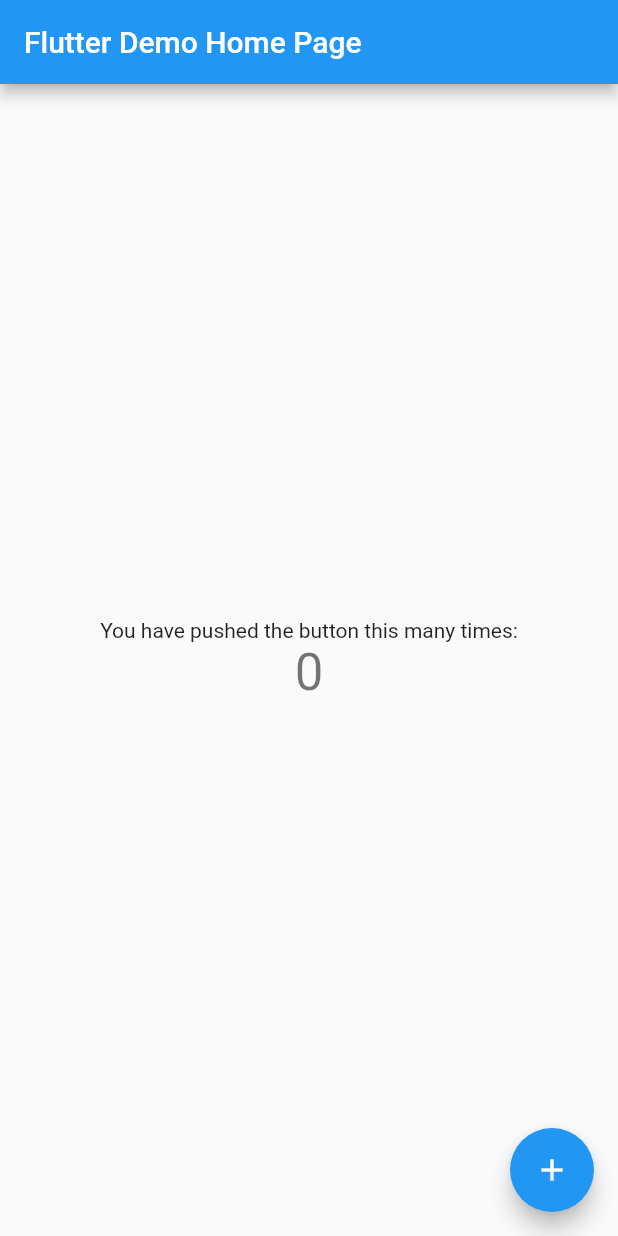
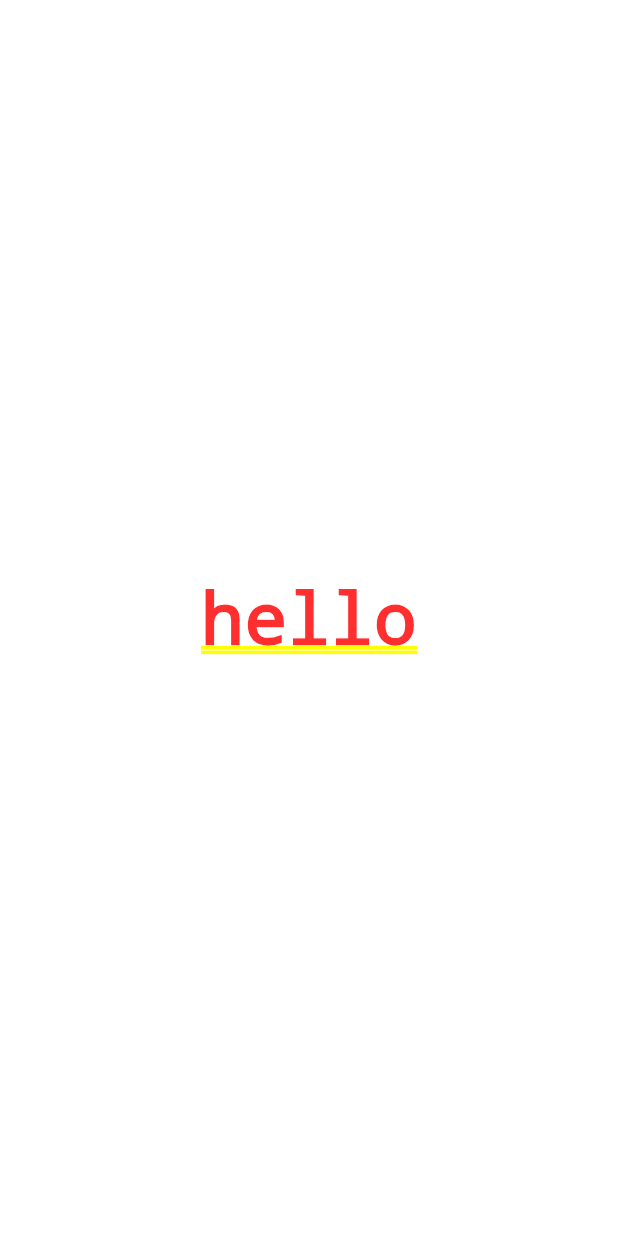
Before and after one commit to Adi1807/weZyou, a Flutter app: the screen it shows after launch, on a phone screen of 412 x 824 dp. Run offline on Flutter 3.47's test engine with Material 2 defaults, Android fonts, the phone set to English and light mode, and no system bars.

Commit message:
splash_screen_demo

```diff
--- /dev/null
+++ b/lib/UI/splash_screen/splash.dart
@@ -0,0 +1,14 @@
+import 'package:flutter/material.dart';
+
+class Splash extends StatelessWidget {
+  const Splash({Key? key}) : super(key: key);
+
+  @override
+  Widget build(BuildContext context) {
+    return Container(
+      child: const Center(
+        child: Text('hello'),
+      ),
+    );
+  }
+}
--- a/lib/main.dart
+++ b/lib/main.dart
@@ -1,115 +1,17 @@
 import 'package:flutter/material.dart';
+import 'package:we_z_you/UI/splash_screen/splash.dart';
 
-void main() {
-  runApp(const MyApp());
+void main(List<String> args) {
+  runApp(MyApp());
 }
 
 class MyApp extends StatelessWidget {
   const MyApp({Key? key}) : super(key: key);
 
-  // This widget is the root of your application.
   @override
   Widget build(BuildContext context) {
-    return MaterialApp(
-      title: 'Flutter Demo',
-      theme: ThemeData(
-        // This is the theme of your application.
-        //
-        // Try running your application with "flutter run". You'll see the
-        // application has a blue toolbar. Then, without quitting the app, try
-        // changing the primarySwatch below to Colors.green and then invoke
-        // "hot reload" (press "r" in the console where you ran "flutter run",
-        // or simply save your changes to "hot reload" in a Flutter IDE).
-        // Notice that the counter didn't reset back to zero; the application
-        // is not restarted.
-        primarySwatch: Colors.blue,
-      ),
-      home: const MyHomePage(title: 'Flutter Demo Home Page'),
+    return const MaterialApp(
+      home: Splash(),
     );
   }
 }
-
-class MyHomePage extends StatefulWidget {
-  const MyHomePage({Key? key, required this.title}) : super(key: key);
-
-  // This widget is the home page of your application. It is stateful, meaning
-  // that it has a State object (defined below) that contains fields that affect
-  // how it looks.
-
-  // This class is the configuration for the state. It holds the values (in this
-  // case the title) provided by the parent (in this case the App widget) and
-  // used by the build method of the State. Fields in a Widget subclass are
-  // always marked "final".
-
-  final String title;
-
-  @override
-  State<MyHomePage> createState() => _MyHomePageState();
-}
-
-class _MyHomePageState extends State<MyHomePage> {
-  int _counter = 0;
-
-  void _incrementCounter() {
-    setState(() {
-      // This call to setState tells the Flutter framework that something has
-      // changed in this State, which causes it to rerun the build method below
-      // so that the display can reflect the updated values. If we changed
-      // _counter without calling setState(), then the build method would not be
-      // called again, and so nothing would appear to happen.
-      _counter++;
-    });
-  }
-
-  @override
-  Widget build(BuildContext context) {
-    // This method is rerun every time setState is called, for instance as done
-    // by the _incrementCounter method above.
-    //
-    // The Flutter framework has been optimized to make rerunning build methods
-    // fast, so that you can just rebuild anything that needs updating rather
-    // than having to individually change instances of widgets.
-    return Scaffold(
-      appBar: AppBar(
-        // Here we take the value from the MyHomePage object that was created by
-        // the App.build method, and use it to set our appbar title.
-        title: Text(widget.title),
-      ),
-      body: Center(
-        // Center is a layout widget. It takes a single child and positions it
-        // in the middle of the parent.
-        child: Column(
-          // Column is also a layout widget. It takes a list of children and
-          // arranges them vertically. By default, it sizes itself to fit its
-          // children horizontally, and tries to be as tall as its parent.
-          //
-          // Invoke "debug painting" (press "p" in the console, choose the
-          // "Toggle Debug Paint" action from the Flutter Inspector in Android
-          // Studio, or the "Toggle Debug Paint" command in Visual Studio Code)
-          // to see the wireframe for each widget.
-          //
-          // Column has various properties to control how it sizes itself and
-          // how it positions its children. Here we use mainAxisAlignment to
-          // center the children vertically; the main axis here is the vertical
-          // axis because Columns are vertical (the cross axis would be
-          // horizontal).
-          mainAxisAlignment: MainAxisAlignment.center,
-          children: <Widget>[
-            const Text(
-              'You have pushed the button this many times:',
-            ),
-            Text(
-              '$_counter',
-              style: Theme.of(context).textTheme.headline4,
-            ),
-          ],
-        ),
-      ),
-      floatingActionButton: FloatingActionButton(
-        onPressed: _incrementCounter,
-        tooltip: 'Increment',
-        child: const Icon(Icons.add),
-      ), // This trailing comma makes auto-formatting nicer for build methods.
-    );
-  }
-}
```
